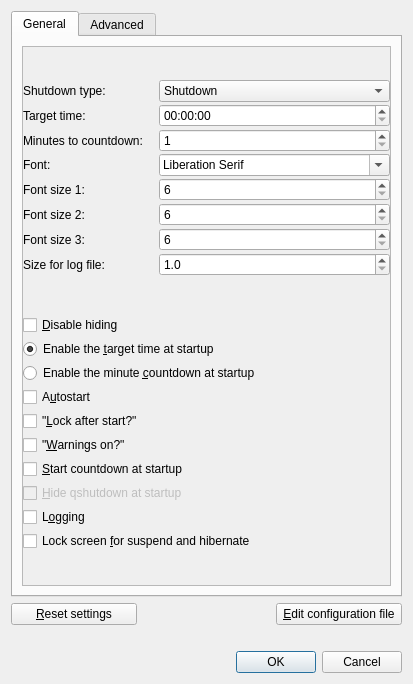
Before: the Qt Designer form qshutdown/src/ui/preferences.ui in hakaishi/shutdown-qapps, drawn with Qt 5.
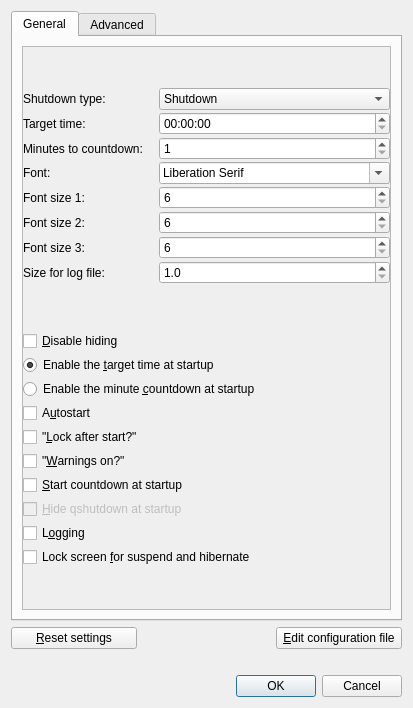
After: the same form once the commit is applied. Icons and pictures are not drawn.

```diff
--- a/qshutdown/src/ui/preferences.ui
+++ b/qshutdown/src/ui/preferences.ui
@@ -7,7 +7,7 @@
     <x>0</x>
     <y>0</y>
     <width>413</width>
-    <height>684</height>
+    <height>708</height>
    </rect>
   </property>
   <property name="windowTitle">
@@ -87,8 +87,8 @@
            <rect>
             <x>0</x>
             <y>0</y>
-            <width>371</width>
-            <height>521</height>
+            <width>353</width>
+            <height>568</height>
            </rect>
           </property>
           <property name="sizePolicy">
```
Left out of the diff: 16 changed lines with no effect on the pictures.
